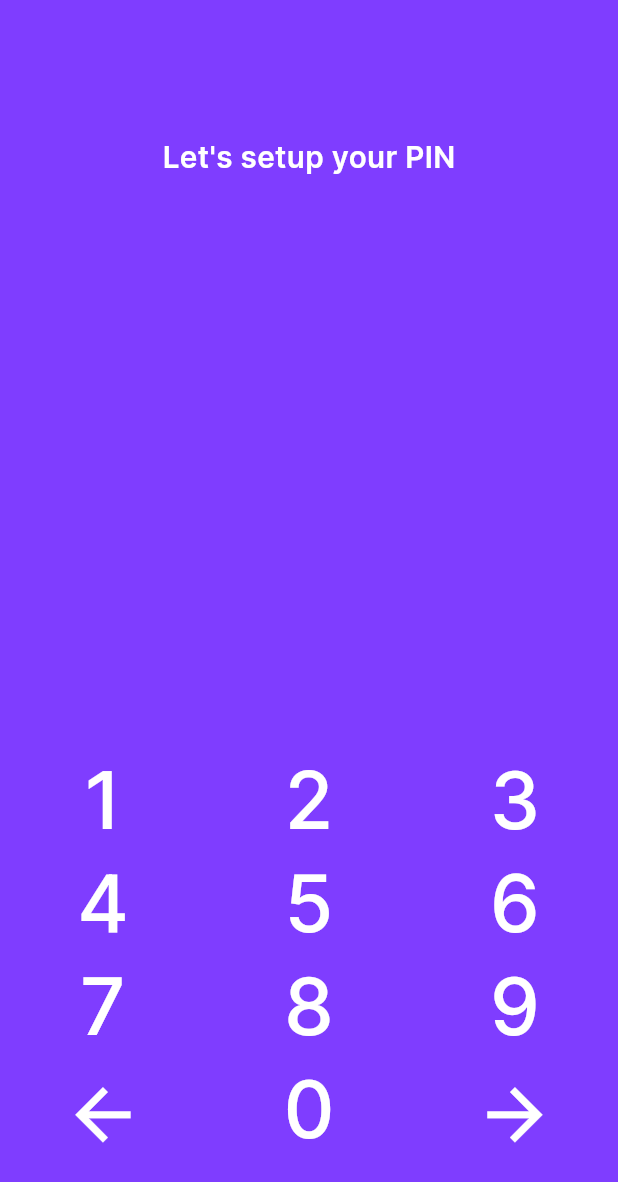
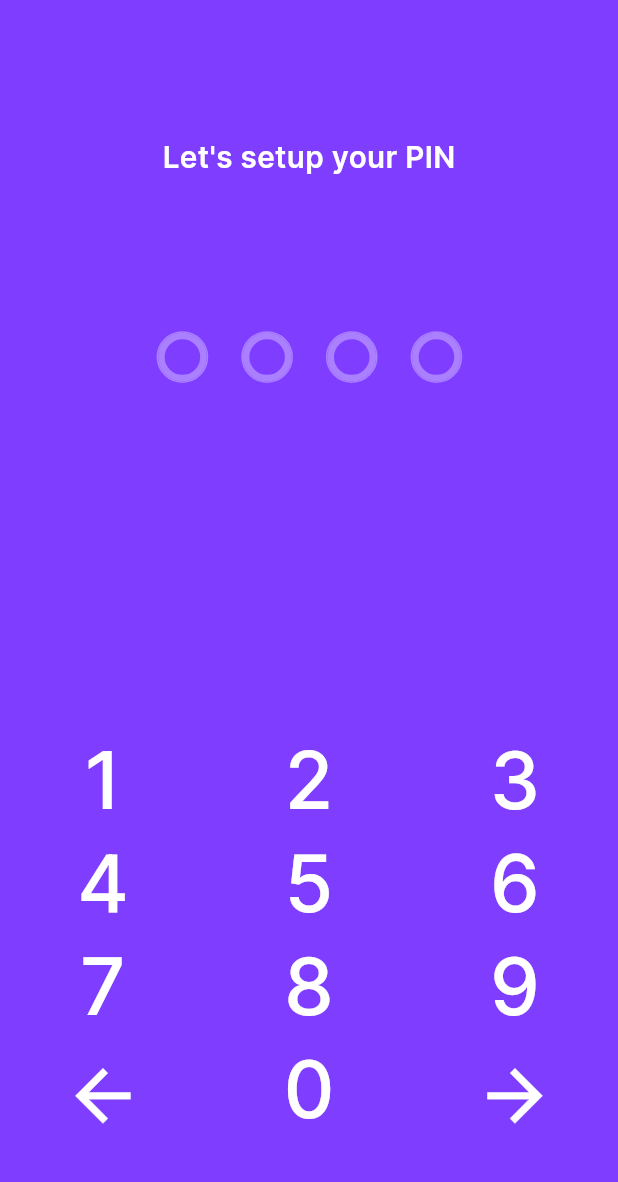
Before and after one commit to BakriIWNL/internship_implementation, a Flutter app: the EnterPinScreen screen opened by its route, after a tap on the "arrow forward" icon, on a phone screen of 412 x 824 dp. Shown: the top 1182 px of the screen. Run offline on Flutter 3.47's test engine with Material 3 defaults, Android fonts, the phone set to English and light mode, and no system bars; our stand-ins replace equatable, flutter_bloc, flutter_screenutil, go_router; generated files the repository leaves out were written again.

Commit message:
functioning conditions to ensure there are 4 numbers in pin before moving, and transitional page done

```diff
--- a/lib/core/routes/route_names.dart
+++ b/lib/core/routes/route_names.dart
@@ -6,4 +6,5 @@ class RouteNames {
   static const String forgotPassword = '/forgotpassword';
   static const String emailSent = '/emailsent';
   static const String enterPin = '/enterpin';
+  static const String LetsSetup = "/letssetup";
 }
--- a/lib/core/routes/routes.dart
+++ b/lib/core/routes/routes.dart
@@ -11,8 +11,10 @@ import 'package:itcores_internship_project/features/onboarding/presentation/cubi
 import 'package:itcores_internship_project/features/onboarding/presentation/cubit/splash_screen/splash_screen_cubit.dart';
 import 'package:itcores_internship_project/features/onboarding/presentation/screens/onboarding_screen.dart';
 import 'package:itcores_internship_project/features/onboarding/presentation/screens/splash_screen.dart';
+import 'package:itcores_internship_project/features/setup/presentation/cubit/setup_cubit.dart';
+import 'package:itcores_internship_project/features/setup/presentation/screens/lets_setup.dart';
 import 'package:itcores_internship_project/features/signup/presentation/cubits/signup/signup_cubit.dart';
-import 'package:itcores_internship_project/features/signup/presentation/screens/enter_pin_screen.dart';
+import 'package:itcores_internship_project/features/setup/presentation/screens/enter_pin_screen.dart';
 import 'package:itcores_internship_project/features/signup/presentation/screens/signup_screen.dart';
 
 class Routes {
@@ -24,6 +26,7 @@ class Routes {
                 create: (context) => SplashScreenCubit(),
                 child: const SplashScreen(),
               )),
+
       GoRoute(
         path: RouteNames.onboarding,
         pageBuilder: (context, state) => CustomTransitionPage(
@@ -45,33 +48,46 @@ class Routes {
           },
         ),
       ),
+
       GoRoute(
           path: RouteNames.login,
           builder: (context, state) => BlocProvider(
                 create: (context) => LoginCubit(),
                 child: LogInScreen(),
               )),
+
       GoRoute(
           path: RouteNames.signUp,
           builder: (context, state) => BlocProvider(
                 create: (context) => SignupCubit(),
                 child: SignUpScreen(),
               )),
+
       GoRoute(
           path: RouteNames.forgotPassword,
           builder: (context, state) => BlocProvider(
                 create: (context) => ForgotpasswordCubit(),
                 child: ForgotPasswordScreen(),
               )),
+
       GoRoute(
           path: RouteNames.emailSent,
           builder: (context, state) => const EmailSent()),
+
       GoRoute(
           path: RouteNames.enterPin,
           builder: (context, state) => BlocProvider(
-                create: (context) => SignupCubit(),
+                create: (context) => SetupCubit(),
                 child: const EnterPinScreen(),
               )),
+
+      GoRoute(
+          path: RouteNames.LetsSetup,
+          builder: (context, state) => BlocProvider(
+                create: (context) => SetupCubit(),
+                child: const LetsSetup(),
+              )),
+
     ],
   );
 }
--- a/lib/core/themes/app_colors.dart
+++ b/lib/core/themes/app_colors.dart
@@ -15,6 +15,7 @@ class AppColors {
   static const yellowSecondary = Color(0xFFFCEED4);
   static const purplePrimary = Color(0xFF7F3DFF);
   static const purpleSecondary = Color(0xFFEEE5FF);
+  static const purpleTertiary = Color(0XFFaa80ff);
   static const bluePrimary = Color(0xFF0077FF);
   static const blueSecondary = Color(0xFFBDDCFF);
   static const blur = Color(0xFFdb4dff);
--- /dev/null
+++ b/lib/features/setup/presentation/cubit/setup_cubit.dart
@@ -0,0 +1,28 @@
+import 'package:flutter/material.dart';
+import 'package:flutter_bloc/flutter_bloc.dart';
+import 'package:equatable/equatable.dart';
+
+part 'setup_state.dart';
+
+class SetupCubit extends Cubit<SetupState> {
+  SetupCubit() : super(SetupState.initial());
+
+  TextEditingController pinController = TextEditingController();
+
+  @override
+  Future<void> close(){
+    pinController.dispose();
+    return super.close();
+  }
+
+  bool checkComplete(int length){
+    if(length==4){
+      return true;
+    }
+    return false;
+  }
+
+  // bool checkFull(int){
+
+  // }
+}
--- /dev/null
+++ b/lib/features/setup/presentation/cubit/setup_state.dart
@@ -0,0 +1,24 @@
+part of 'setup_cubit.dart';
+
+class SetupState extends Equatable {
+  final String pin;
+
+  const SetupState({required this.pin});
+
+  factory SetupState.initial() {
+    return const SetupState(
+      pin: ''
+    );
+  }
+
+  SetupState copyWith({
+    String? pin
+  }) {
+    return SetupState(
+      pin: pin ?? this.pin
+    );
+  }
+
+  @override
+  List<Object> get props => [pin];
+}
--- a/lib/features/signup/presentation/screens/enter_pin_screen.dart
+++ b/lib/features/setup/presentation/screens/enter_pin_screen.dart
@@ -3,8 +3,9 @@ import 'package:flutter_bloc/flutter_bloc.dart';
 import 'package:flutter_gen/gen_l10n/app_localizations.dart';
 import 'package:flutter_screenutil/flutter_screenutil.dart';
 import 'package:itcores_internship_project/core/themes/app_colors.dart';
-import 'package:itcores_internship_project/features/signup/presentation/cubits/signup/signup_cubit.dart';
-import 'package:itcores_internship_project/features/signup/presentation/widgets/pin_numpad.dart';
+import 'package:itcores_internship_project/features/setup/presentation/cubit/setup_cubit.dart';
+import 'package:itcores_internship_project/features/setup/presentation/widgets/pin_dots.dart';
+import 'package:itcores_internship_project/features/setup/presentation/widgets/pin_numpad.dart';
 
 class EnterPinScreen extends StatelessWidget {
   const EnterPinScreen({super.key});
@@ -25,12 +26,17 @@ class EnterPinScreen extends StatelessWidget {
                   color: AppColors.white,
                   fontWeight: FontWeight.w600),
             ),
-            (MediaQuery.of(context).size.height * 0.45).verticalSpace,
-            BlocBuilder<SignupCubit, SignupState>(
-              builder: (context, state) {
-                return const PinNumpad();
-              },
+            92.verticalSpace,
+            Padding(
+              padding: EdgeInsets.only(left: 85.w),
+              child: BlocBuilder<SetupCubit, SetupState>(
+                builder: (context, state) {
+                  return const PinDots();
+                },
+              ),
             ),
+            216.verticalSpace,
+            const PinNumpad(),
           ],
         ),
       ),
--- /dev/null
+++ b/lib/features/setup/presentation/widgets/custom_pin_dots.dart
@@ -0,0 +1,124 @@
+import 'package:flutter/material.dart';
+import 'package:flutter_screenutil/flutter_screenutil.dart';
+
+class CustomPinDot extends StatefulWidget {
+  final double size;
+  final int length;
+  final double padding;
+  final Color activeColor;
+  final Color? inactiveColor;
+  final Color borderColor;
+  final TextEditingController? controller;
+
+  const CustomPinDot({
+    super.key,
+    required this.size,
+    required this.length,
+    required this.activeColor,
+    required this.borderColor,
+    this.inactiveColor,
+    this.padding = 10,
+    this.controller,
+  });
+
+  @override
+  _PinDotState createState() => _PinDotState();
+}
+
+class _PinDotState extends State<CustomPinDot> {
+  String _text = '';
+
+  @override
+  void initState() {
+    widget.controller?.addListener(() {
+      setState(() {
+        _text = widget.controller?.text ?? '';
+      });
+    });
+    super.initState();
+  }
+
+  @override
+  Widget build(BuildContext context) {
+    return SizedBox(
+      height: widget.size + (widget.padding * 2),
+      child: ListView.builder(
+        scrollDirection: Axis.horizontal,
+        physics: const NeverScrollableScrollPhysics(),
+        shrinkWrap: true,
+
+        itemCount: widget.length,
+        itemBuilder: (context, index) {
+          return _PinDotItemWidget(
+            index: index,
+            size: widget.size,
+            length: widget.length,
+            padding: widget.padding,
+            activeColor: widget.activeColor,
+            inactiveColor: widget.inactiveColor,
+            borderColor: widget.borderColor,
+            text: _text,
+          );
+        },
+      ),
+    );
+  }
+}
+
+class _PinDotItemWidget extends StatelessWidget {
+  final double size;
+  final int length;
+  final int index;
+  final double padding;
+  final Color activeColor;
+  final Color? inactiveColor;
+  final Color borderColor;
+  final String text;
+
+  const _PinDotItemWidget({
+    required this.size,
+    required this.index,
+    required this.length,
+    required this.padding,
+    required this.activeColor,
+    required this.borderColor,
+    required this.text,
+    this.inactiveColor,
+  });
+
+  @override
+  Widget build(BuildContext context) {
+    var border = borderColor;
+    Color? active = inactiveColor ?? Colors.transparent;
+    if (text.length > index) {
+      border = activeColor;
+      active = activeColor;
+    } else {
+      border = borderColor;
+      active = inactiveColor;
+    }
+    return Column(
+      mainAxisAlignment: MainAxisAlignment.center,
+      children: [
+        Container(
+          padding: EdgeInsets.symmetric(horizontal: padding.w),
+          child: Container(
+            decoration: BoxDecoration(
+              borderRadius: BorderRadius.circular(size),
+              border: Border.all(color: border),
+            ),
+            child: Container(
+              decoration: BoxDecoration(
+                color: active,
+                borderRadius: BorderRadius.circular(size),
+                border: Border.all(width: 4.w,color: border)
+              ),
+              height: size,
+              width: size,
+            ),
+          ),
+        ),
+      ],
+    );
+  }
+}
--- a/lib/features/signup/presentation/widgets/numpadbutton.dart
+++ b/lib/features/setup/presentation/widgets/numpad_buttons.dart
@@ -1,17 +1,22 @@
 import 'package:flutter/material.dart';
+import 'package:flutter_bloc/flutter_bloc.dart';
 import 'package:flutter_screenutil/flutter_screenutil.dart';
 import 'package:itcores_internship_project/core/themes/app_colors.dart';
-
+import 'package:itcores_internship_project/features/setup/presentation/cubit/setup_cubit.dart';
 class NumpadButton extends StatelessWidget {
   final int number;
-  final VoidCallback onPressed;
+  final TextEditingController controller;
 
-  const NumpadButton({super.key, required this.number, required this.onPressed});
+  const NumpadButton({super.key, required this.number, required this.controller});
 
   @override
   Widget build(BuildContext context) {
     return ElevatedButton(
-      onPressed: onPressed,
+      onPressed: () {
+        if(!context.read<SetupCubit>().checkComplete(controller.text.length)){
+          controller.text += number.toString();
+        }
+      },
       style: ElevatedButton.styleFrom(
         backgroundColor: AppColors.purplePrimary,
         shadowColor: Colors.transparent,
@@ -21,7 +26,7 @@ class NumpadButton extends StatelessWidget {
       ),
       child: Text(
         number.toString(),
-        style: TextStyle(fontSize: 48.sp,fontWeight: FontWeight.w500,color: AppColors.white),
+        style: TextStyle(fontSize: 48.sp, fontWeight: FontWeight.w500, color: AppColors.white),
       ),
     );
   }
--- /dev/null
+++ b/lib/features/setup/presentation/widgets/pin_dots.dart
@@ -0,0 +1,26 @@
+import 'package:flutter/material.dart';
+import 'package:flutter_bloc/flutter_bloc.dart';
+import 'package:flutter_screenutil/flutter_screenutil.dart';
+import 'package:itcores_internship_project/core/themes/app_colors.dart';
+import 'package:itcores_internship_project/features/setup/presentation/cubit/setup_cubit.dart';
+import 'package:itcores_internship_project/features/setup/presentation/widgets/custom_pin_dots.dart';
+
+class PinDots extends StatelessWidget {
+  const PinDots({super.key});
+
+  @override
+  Widget build(BuildContext context) {
+    return SizedBox(
+      height: 50.h,
+      width: double.infinity,
+      child: CustomPinDot(
+        size: 32.r,
+        length: 4,
+        activeColor: AppColors.white,
+        borderColor: AppColors.purpleTertiary,
+        inactiveColor: AppColors.purplePrimary,
+        controller: context.read<SetupCubit>().pinController,
+      ),
+    );
+  }
+}
--- a/lib/features/signup/presentation/widgets/pin_numpad.dart
+++ b/lib/features/setup/presentation/widgets/pin_numpad.dart
@@ -1,14 +1,17 @@
 import 'package:flutter/material.dart';
+import 'package:flutter_bloc/flutter_bloc.dart';
 import 'package:flutter_screenutil/flutter_screenutil.dart';
+import 'package:go_router/go_router.dart';
+import 'package:itcores_internship_project/core/routes/route_names.dart';
 import 'package:itcores_internship_project/core/themes/app_colors.dart';
-import 'package:itcores_internship_project/features/signup/presentation/widgets/numpadbutton.dart';
+import 'package:itcores_internship_project/features/setup/presentation/cubit/setup_cubit.dart';
+import 'package:itcores_internship_project/features/setup/presentation/widgets/numpad_buttons.dart';
 
 class PinNumpad extends StatelessWidget {
   const PinNumpad({super.key});
 
   @override
   Widget build(BuildContext context) {
-    TextEditingController Text = TextEditingController();
     return Expanded(
       child: Center(
         child: GridView.builder(
@@ -23,28 +26,35 @@ class PinNumpad extends StatelessWidget {
                 padding: EdgeInsets.only(top: 6.h),
                 child: IconButton(
                   icon: Icon(Icons.arrow_back,color: AppColors.white,size: 50.sp,),
-                  onPressed: () {},
+                  onPressed: () {
+                    var pinController = context.read<SetupCubit>().pinController;
+                    if (pinController.text.isNotEmpty) {
+                      pinController.text = pinController.text.substring(0, pinController.text.length - 1);
+                    }
+                  },
                 ),
               );
             } else if (index == 10) {
               return NumpadButton(
                 number: 0,
-                onPressed: () {},
+                controller: context.read<SetupCubit>().pinController,
               );
             } else if (index == 11) {
               return Padding(
                 padding: EdgeInsets.only(top: 6.h),
                 child: IconButton(
                   icon: Icon(Icons.arrow_forward,color: AppColors.white,size: 50.sp,),
-                  onPressed: () {},
+                  onPressed: () {
+                    if(context.read<SetupCubit>().checkComplete(context.read<SetupCubit>().pinController.text.length)){
+                      context.go(RouteNames.LetsSetup);
+                    }
+                  },
                 ),
               );
             }else {
               return NumpadButton(
                 number: index + 1,
-                onPressed: () {
-                  Text.text = Text.text + (index + 1).toString();
-                },
+                controller: context.read<SetupCubit>().pinController
               );
             }
           },
--- a/pubspec.yaml
+++ b/pubspec.yaml
@@ -20,6 +20,7 @@ dependencies:
   url_launcher: ^6.3.1
   equatable: ^2.0.7
   flutter_localization: ^0.2.2
+  pin_dot: ^1.0.4
   flutter_localizations:
     sdk: flutter
   intl: any
```
Also changed, not shown: lib/features/setup/presentation/screens/lets_setup.dart (added, +34 -0 lines), lib/features/signup/presentation/cubits/signup/signup_cubit.dart (+0 -7 lines), lib/l10n/app_ar.arb (+7 -1 lines), lib/l10n/app_en.arb (+7 -1 lines), lib/features/signup/presentation/widgets/pin_dots.dart (deleted), pubspec.lock.
